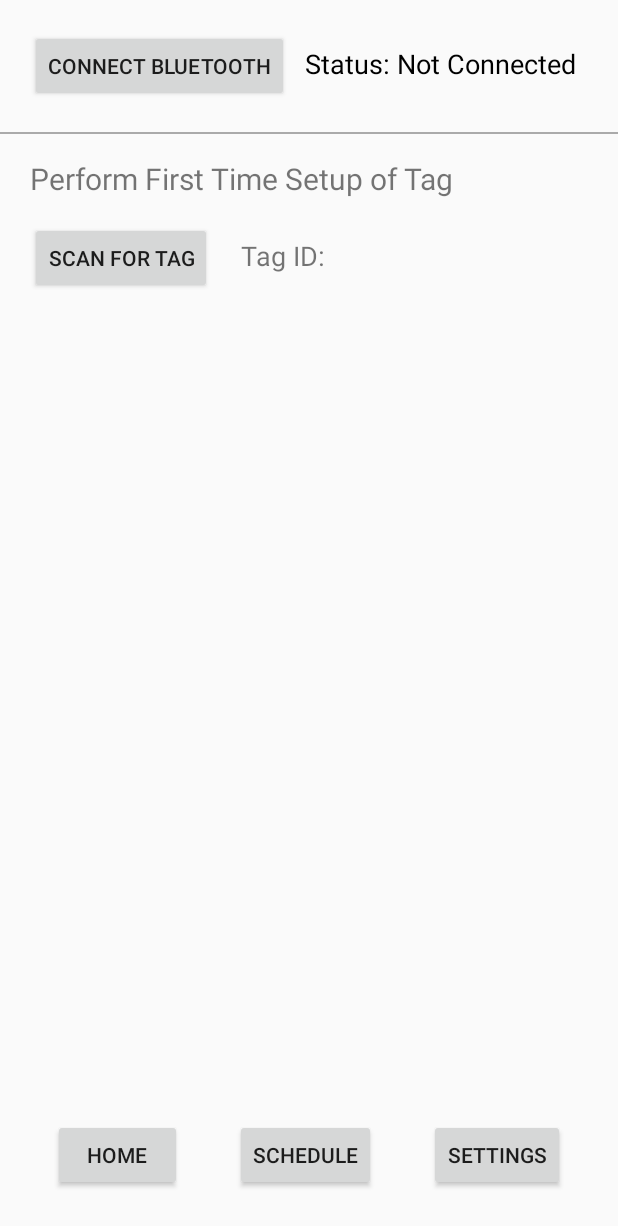
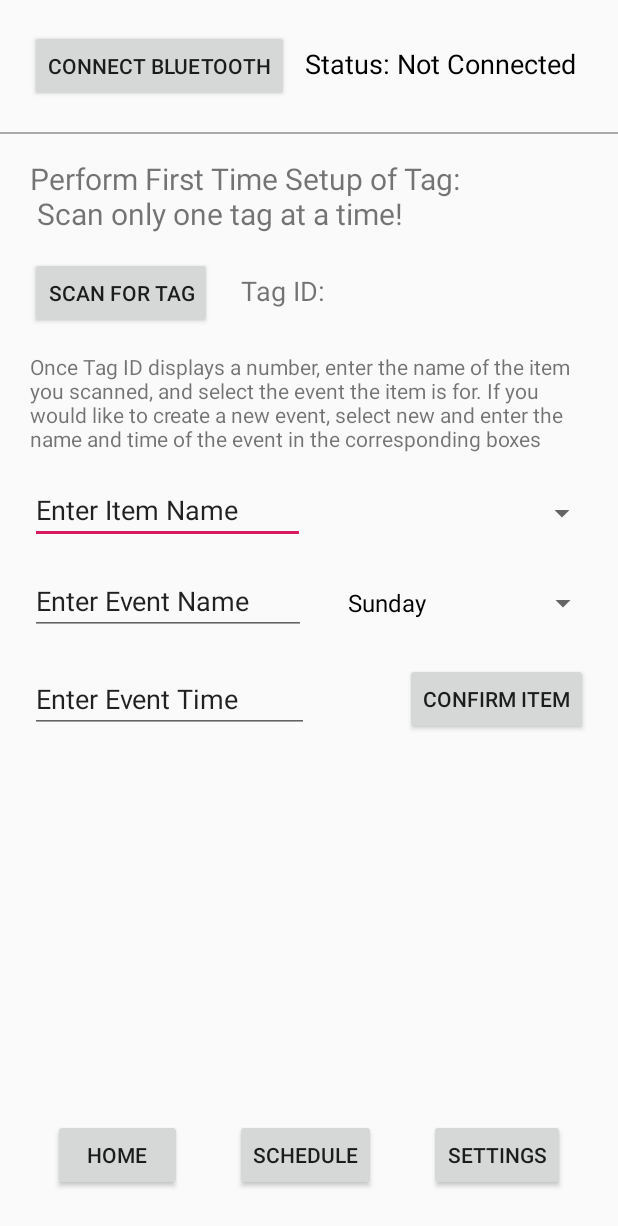
Before and after one commit to k6han/ForgetaBoutIt, an Android app: the SettingsActivity screen opened directly, with no data from a screen before it, on a phone screen of 412 x 824 dp. Shown: the top 1226 px of the screen. Run offline under Robolectric (Android 15) with nearby library versions, the phone set to English and light mode, and no system bars.

Commit message:
Working towards creating new Events

```diff
--- a/app/src/main/java/com/example/kevinhan/forgetaboutit/Event.java
+++ b/app/src/main/java/com/example/kevinhan/forgetaboutit/Event.java
@@ -20,15 +20,17 @@ public class Event implements Parcelable {
 	//time of day when this event starts
 	//represented as 24 hour clock
 	private int time;
+	private String name;
 
 	/**
 	 * Constructor for Event class
 	 * @param  time the time of the day this event occurs
 	 * @return      newly created Event object
 	 */
-	public Event(int time) {
+	public Event(int time, String name) {
 		items = new HashSet<Item>();
 		this.time = time;
+		this.name = name;
 	}
 
 	public Event(Parcel source){
@@ -68,6 +70,8 @@ public class Event implements Parcelable {
 	public int getTime() {
 		return time;
 	}
+
+	public String getName() { return name; }
 
 	/**
 	 * change the time of this event
--- a/app/src/main/java/com/example/kevinhan/forgetaboutit/SettingsActivity.java
+++ b/app/src/main/java/com/example/kevinhan/forgetaboutit/SettingsActivity.java
@@ -9,7 +9,11 @@ import android.content.Intent;
 import android.content.IntentFilter;
 import android.os.Bundle;
 import android.view.View;
+import android.widget.AdapterView;
+import android.widget.ArrayAdapter;
 import android.widget.Button;
+import android.widget.EditText;
+import android.widget.Spinner;
 import android.widget.TextView;
 import android.widget.Toast;
 
@@ -21,7 +25,7 @@ import java.util.UUID;
 
 import androidx.appcompat.app.AppCompatActivity;
 
-public class SettingsActivity extends AppCompatActivity {
+public class SettingsActivity extends AppCompatActivity implements AdapterView.OnItemSelectedListener {
 
     static final UUID myID = UUID.fromString("00001101-0000-1000-8000-00805f9b34fb");
     static final String macAddress = "00:14:03:06:7E:E8";
@@ -43,8 +47,18 @@ public class SettingsActivity extends AppCompatActivity {
 
     Button getTag;
     TextView tag;
-    String[] inputs = new String[5];
+    String input = "";
     int inputIdx = 0;
+
+    Button confItem;
+    EditText itemName;
+    Item item;
+    Event event;
+    EditText eventName;
+    EditText eventTime;
+    Spinner events;
+    Spinner daysOfWeek;
+    DayWeek dayWeek = DayWeek.SUNDAY;
 
     @Override
     protected void onCreate(Bundle savedInstanceState) {
@@ -75,6 +89,7 @@ public class SettingsActivity extends AppCompatActivity {
         // Initialize text and button for Bluetooth
         btStatus = (TextView) findViewById(R.id.statusBt);
 
+        // Bluetooth
         connBt = (Button) findViewById(R.id.connectBt);
         connBt.setOnClickListener(new View.OnClickListener() {
             @Override
@@ -131,6 +146,7 @@ public class SettingsActivity extends AppCompatActivity {
         getTag = (Button) findViewById(R.id.getSetup);
         tag = (TextView) findViewById(R.id.displayTag);
 
+        // Scan for tag
         getTag.setOnClickListener(new View.OnClickListener() {
             @Override
             public void onClick(View v) {
@@ -153,6 +169,27 @@ public class SettingsActivity extends AppCompatActivity {
 
             }
         });
+
+        itemName = (EditText) findViewById(R.id.itemName);
+        events = (Spinner) findViewById(R.id.chooseEvent);
+        confItem = (Button) findViewById(R.id.confirmItem);
+        daysOfWeek = (Spinner) findViewById(R.id.daySelect);
+
+        ArrayAdapter<CharSequence> adapter = ArrayAdapter.createFromResource(this,
+                R.array.DaysOfWeek, android.R.layout.simple_spinner_dropdown_item);
+        adapter.setDropDownViewResource(android.R.layout.simple_spinner_dropdown_item);
+        daysOfWeek.setAdapter(adapter);
+        daysOfWeek.setOnItemSelectedListener(this);
+
+
+
+        confItem.setOnClickListener(new View.OnClickListener() {
+            @Override
+            public void onClick(View v) {
+                String name = itemName.getText().toString();
+                item = new Item(input, name);
+            }
+        });
     }
 
     /**
@@ -173,6 +210,45 @@ public class SettingsActivity extends AppCompatActivity {
         intent.putExtra("EXTRA_SCHEDULE", schedule);
 
         startActivity(intent);
+    }
+
+    public void onItemSelected(AdapterView<?> parent, View view,
+                               int pos, long id) {
+        if(parent.getId() == R.id.daySelect){
+
+            String text = parent.getItemAtPosition(pos).toString();
+
+            switch(text){
+                case "Sunday":
+                    dayWeek = DayWeek.SUNDAY;
+                    break;
+                case "Monday":
+                    dayWeek = DayWeek.MONDAY;
+                    break;
+                case "Tuesday":
+                    dayWeek = DayWeek.TUESDAY;
+                    break;
+                case "Wednesday":
+                    dayWeek = DayWeek.WEDNESDAY;
+                    break;
+                case "Thursday":
+                    dayWeek = DayWeek.THURSDAY;
+                    break;
+                case "Friday":
+                    dayWeek = DayWeek.FRIDAY;
+                    break;
+                case "Saturday":
+                    dayWeek = DayWeek.SATURDAY;
+                    break;
+            }
+
+        } else if(parent.getId() == R.id.chooseEvent){
+
+        }
+    }
+
+    public void onNothingSelected(AdapterView<?> parent) {
+        return;
     }
 
     /**
@@ -220,15 +296,14 @@ public class SettingsActivity extends AppCompatActivity {
                     final String string = new String(tmp.getBytes(), "UTF-8");
 
                     // Store string to array of inputs, until 5 inputs have been read
-                    if(inputIdx < 5){
-                        inputs[inputIdx] = string;
-                    } else {
+                    input = string;
+
+                    tag.setText("Tag ID: " + input);
+
+                    tmp = "";
+                    if(input.length() > 0){
                         break;
                     }
-
-                    tag.setText("Tag ID: " + inputs[0]);
-
-                    tmp = "";
 
                 } catch (Exception e) {
                     break;
--- a/app/src/main/res/layout/activity_settings.xml
+++ b/app/src/main/res/layout/activity_settings.xml
@@ -76,7 +76,7 @@
         android:layout_alignParentStart="true"
         android:layout_marginStart="20dp"
         android:layout_marginTop="37dp"
-        android:text="Perform First Time Setup of Tag"
+        android:text="Perform First Time Setup of Tag:\n Scan only one tag at a time!"
         android:textSize="20sp" />
 
     <Button
@@ -100,4 +100,78 @@
         android:text="Tag ID: "
         android:textSize="18sp" />
 
+    <EditText
+        android:id="@+id/itemName"
+        android:layout_width="183dp"
+        android:layout_height="wrap_content"
+        android:layout_below="@+id/textView"
+        android:layout_alignParentStart="true"
+        android:layout_marginStart="20dp"
+        android:layout_marginTop="15dp"
+        android:ems="10"
+        android:inputType="textPersonName"
+        android:text="Enter Item Name" />
+
+    <TextView
+        android:id="@+id/textView"
+        android:layout_width="380dp"
+        android:layout_height="wrap_content"
+        android:layout_below="@+id/getSetup"
+        android:layout_alignParentStart="true"
+        android:layout_marginStart="20dp"
+        android:layout_marginTop="15dp"
+        android:text="Once Tag ID displays a number, enter the name of the item you scanned, and select the event the item is for. If you would like to create a new event, select new and enter the name and time of the event in the corresponding boxes" />
+
+    <Button
+        android:id="@+id/confirmItem"
+        android:layout_width="wrap_content"
+        android:layout_height="wrap_content"
+        android:layout_below="@+id/daySelect"
+        android:layout_alignParentEnd="true"
+        android:layout_marginTop="20dp"
+        android:layout_marginEnd="20dp"
+        android:text="Confirm Item" />
+
+    <Spinner
+        android:id="@+id/chooseEvent"
+        android:layout_width="175dp"
+        android:layout_height="40dp"
+        android:layout_below="@+id/textView"
+        android:layout_marginStart="20dp"
+        android:layout_marginTop="20dp"
+        android:layout_toEndOf="@+id/itemName" />
+
+    <EditText
+        android:id="@+id/eventName"
+        android:layout_width="184dp"
+        android:layout_height="wrap_content"
+        android:layout_below="@+id/itemName"
+        android:layout_alignParentStart="true"
+        android:layout_marginStart="20dp"
+        android:layout_marginTop="15dp"
+        android:ems="10"
+        android:inputType="textPersonName"
+        android:text="Enter Event Name" />
+
+    <Spinner
+        android:id="@+id/daySelect"
+        android:layout_width="175dp"
+        android:layout_height="40dp"
+        android:layout_below="@+id/chooseEvent"
+        android:layout_marginStart="20dp"
+        android:layout_marginTop="20dp"
+        android:layout_toEndOf="@+id/eventName" />
+
+    <EditText
+        android:id="@+id/eventTime"
+        android:layout_width="186dp"
+        android:layout_height="wrap_content"
+        android:layout_below="@+id/eventName"
+        android:layout_alignParentStart="true"
+        android:layout_marginStart="20dp"
+        android:layout_marginTop="20dp"
+        android:ems="10"
+        android:inputType="textPersonName"
+        android:text="Enter Event Time" />
+
 </RelativeLayout>
--- a/app/src/main/res/values/strings.xml
+++ b/app/src/main/res/values/strings.xml
@@ -3,4 +3,13 @@
     <string name="title_activity_main2">Main2Activity</string>
     <string name="title_activity_settings">2</string>
     <string name="title_activity_schedule">3</string>
+    <string-array name="DaysOfWeek">
+        <item>Sunday</item>
+        <item>Monday</item>
+        <item>Tuesday</item>
+        <item>Wednesday</item>
+        <item>Thursday</item>
+        <item>Friday</item>
+        <item>Saturday</item>
+    </string-array>
 </resources>
```
